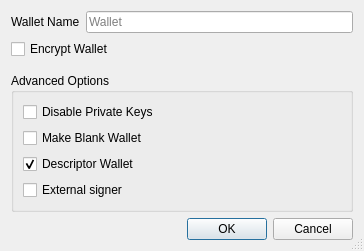
Old version of the form src/qt/forms/createwalletdialog.ui in the repository AnduroHackathon/coordinate-node.
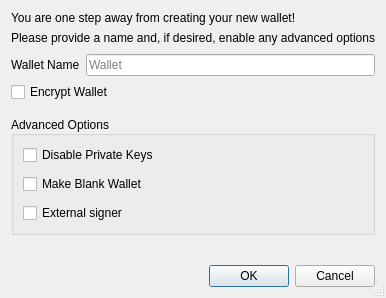
New version of the form.

Patch:
```diff
--- a/src/qt/forms/createwalletdialog.ui
+++ b/src/qt/forms/createwalletdialog.ui
@@ -6,8 +6,8 @@
    <rect>
     <x>0</x>
     <y>0</y>
-    <width>364</width>
-    <height>249</height>
+    <width>371</width>
+    <height>298</height>
    </rect>
   </property>
   <property name="windowTitle">
@@ -17,6 +17,48 @@
    <bool>true</bool>
   </property>
   <layout class="QVBoxLayout" name="verticalLayout">
+   <item>
+    <widget class="QLabel" name="label_description">
+     <property name="sizePolicy">
+      <sizepolicy hsizetype="Preferred" vsizetype="Preferred">
+       <horstretch>0</horstretch>
+       <verstretch>0</verstretch>
+      </sizepolicy>
+     </property>
+     <property name="text">
+      <string>You are one step away from creating your new wallet!</string>
+     </property>
+     <property name="alignment">
+      <set>Qt::AlignLeading|Qt::AlignLeft|Qt::AlignVCenter</set>
+     </property>
+     <property name="wordWrap">
+      <bool>false</bool>
+     </property>
+    </widget>
+   </item>
+   <item>
+    <widget class="QLabel" name="label_subdescription">
+     <property name="text">
+      <string>Please provide a name and, if desired, enable any advanced options</string>
+     </property>
+    </widget>
+   </item>
+   <item>
+    <spacer name="verticalSpacer">
+     <property name="orientation">
+      <enum>Qt::Vertical</enum>
+     </property>
+     <property name="sizeType">
+      <enum>QSizePolicy::Fixed</enum>
+     </property>
+     <property name="sizeHint" stdset="0">
+      <size>
+       <width>20</width>
+       <height>3</height>
+      </size>
+     </property>
+    </spacer>
+   </item>
    <item>
     <layout class="QHBoxLayout" name="horizontalLayout">
      <item>
@@ -75,7 +117,19 @@
      <property name="title">
       <string>Advanced Options</string>
      </property>
+     <property name="alignment">
+      <set>Qt::AlignLeading|Qt::AlignLeft|Qt::AlignVCenter</set>
+     </property>
+     <property name="flat">
+      <bool>false</bool>
+     </property>
+     <property name="checkable">
+      <bool>false</bool>
+     </property>
      <layout class="QVBoxLayout" name="verticalLayout_groupbox">
+      <property name="spacing">
+       <number>9</number>
+      </property>
       <item>
        <widget class="QCheckBox" name="disable_privkeys_checkbox">
         <property name="enabled">
@@ -99,19 +153,6 @@
         </property>
        </widget>
       </item>
-      <item>
-       <widget class="QCheckBox" name="descriptor_checkbox">
-        <property name="toolTip">
-         <string>Use descriptors for scriptPubKey management</string>
-        </property>
-        <property name="text">
-         <string>Descriptor Wallet</string>
-        </property>
-        <property name="checked">
-         <bool>true</bool>
-        </property>
-       </widget>
-      </item>
       <item>
        <widget class="QCheckBox" name="external_signer_checkbox">
         <property name="toolTip">
```
Left out of the diff: 1 changed line with no effect on the pictures.
